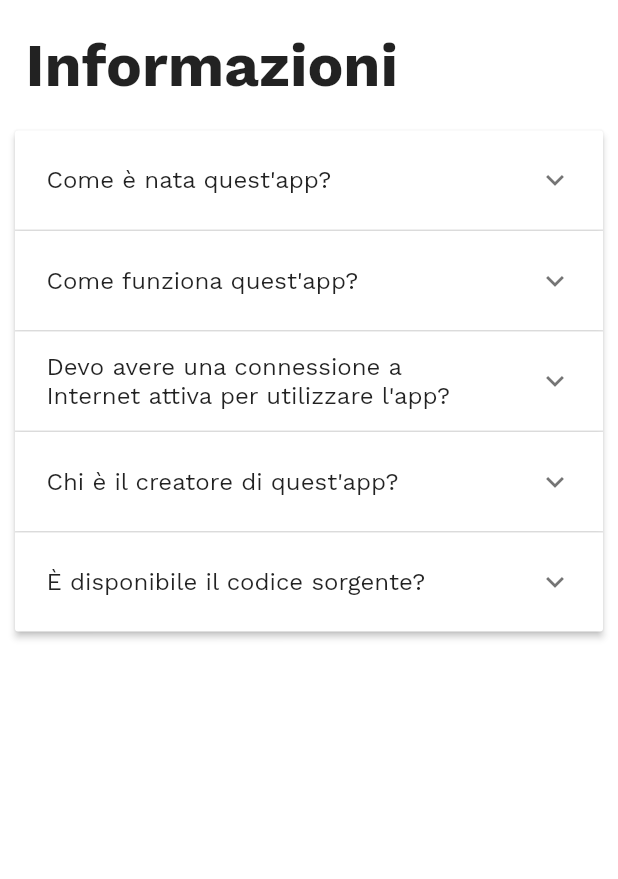
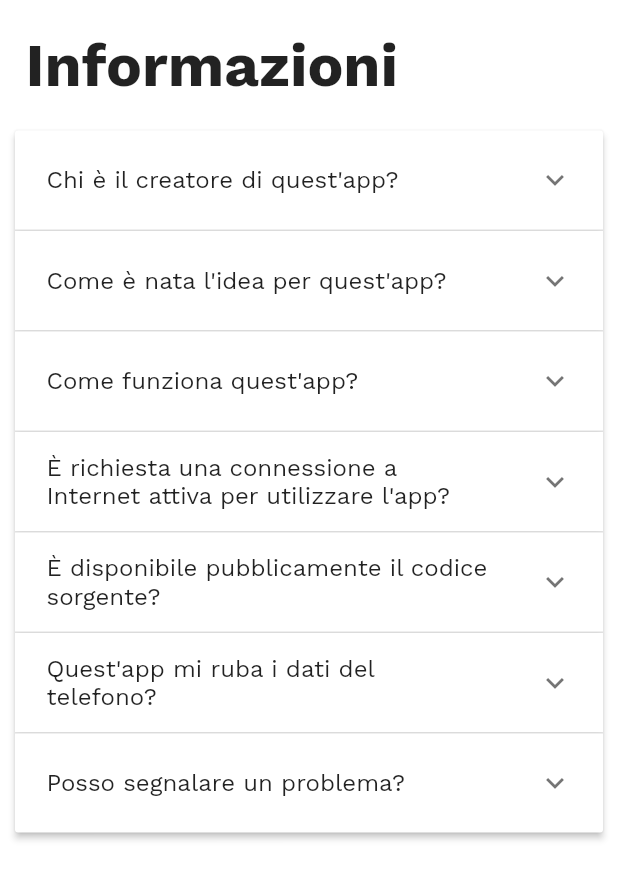
Before and after one commit to lorenzodbr/cosa-abbiamo-dopo, a Flutter app: the InfoPage screen opened directly, on a phone screen of 412 x 824 dp. Shown: the top 879 px of the screen. Run offline on Flutter 3.47's test engine with Material 2 defaults, Android fonts, the phone set to English and light mode, and no system bars; our stand-ins replace carousel_slider, get_storage, google_fonts, package_info_plus, shared_preferences, smooth_page_indicator; missing offline and left inert: clean_settings, flutter_displaymode; accounts and stored records are empty; network calls fail; statements that could not run were skipped.

Commit message:
Almost finished

```diff
--- /dev/null
+++ b/lib/globals/custom_icons_icons.dart
@@ -0,0 +1,30 @@
+/// Flutter icons CustomIcons
+/// Copyright (C) 2022 by original authors @ fluttericon.com, fontello.com
+/// This font was generated by FlutterIcon.com, which is derived from Fontello.
+///
+/// To use this font, place it in your fonts/ directory and include the
+/// following in your pubspec.yaml
+///
+/// flutter:
+///   fonts:
+///    - family:  CustomIcons
+///      fonts:
+///       - asset: fonts/CustomIcons.ttf
+///
+///
+/// * Font Awesome 5, Copyright (C) 2016 by Dave Gandy
+///         Author:    Dave Gandy
+///         License:   SIL (https://github.com/FortAwesome/Font-Awesome/blob/master/LICENSE.txt)
+///         Homepage:  http://fortawesome.github.com/Font-Awesome/
+///
+import 'package:flutter/widgets.dart';
+
+class CustomIcons {
+  CustomIcons._();
+
+  static const _kFontFam = 'CustomIcons';
+  static const String? _kFontPkg = null;
+
+  static const IconData github = IconData(0xf09b, fontFamily: _kFontFam, fontPackage: _kFontPkg);
+  static const IconData telegram_plane = IconData(0xf3fe, fontFamily: _kFontFam, fontPackage: _kFontPkg);
+}
--- a/lib/globals/item_model.dart
+++ b/lib/globals/item_model.dart
@@ -1,11 +1,10 @@
 import 'package:flutter/material.dart';
-import 'package:flutter/widgets.dart';
 
 class ItemModel {
   bool expanded;
   final String header;
-  final String body;
-  ElevatedButton? button;
+  final List<String> body;
+  final List<ElevatedButton>? button;
 
   ItemModel({
     this.expanded = false,
--- a/lib/pages/info_page.dart
+++ b/lib/pages/info_page.dart
@@ -1,4 +1,5 @@
 import 'package:cosa_abbiamo_dopo/globals/custom_colors.dart';
+import 'package:cosa_abbiamo_dopo/globals/custom_icons_icons.dart';
 import 'package:cosa_abbiamo_dopo/globals/item_model.dart';
 import 'package:flutter/material.dart';
 import 'package:url_launcher/url_launcher.dart';
@@ -13,28 +14,15 @@ class InfoPage extends StatefulWidget {
 class _InfoPageState extends State<InfoPage> {
   List<ItemModel> itemData = <ItemModel>[
     ItemModel(
-      header: "Come è nata quest'app?",
-      body:
-          "Chiunque, almeno una volta nella propria vita scolastica al Marconi, si è posto o ha posto a qualcuno questa domanda.\nQuest'app, realizzata specificatamente per il nostro istituto, giunge in supporto a coloro che vogliono avere una risposta a questa domanda in modo semplice e veloce.",
-    ),
-    ItemModel(
-      header: "Come funziona quest'app?",
-      body:
-          "Il funzionamento è rapido e intuitivo: basta aprire l'app, verranno ricercati automaticamente aggiornamenti per gli orari e verranno mostrati senza che l'utente debba fare qualcosa.",
-    ),
-    ItemModel(
-      header:
-          "Devo avere una connessione a Internet attiva per utilizzare l'app?",
-      body:
-          "La connessione è richiesta solo al primo avvio. I dati verranno salvati in cache, quindi anche se successivamente non è disponibile una connessione a Internet gli orari (seppur non aggiornati) verranno mostrati lo stesso.",
-    ),
-    ItemModel(
       header: "Chi è il creatore di quest'app?",
-      body:
-          "Il creatore di quest'app è Lorenzo Di Berardino. Puoi contattarlo con il pulsante qui sotto.",
-      button: ElevatedButton.icon(
-        icon: const Icon(Icons.launch),
-        label: const Text("Contattami"),
+      body: [
+        "Quest'app è stata realizzata da Lorenzo Di Berardino.",
+        "Puoi contattarlo con i pulsanti qui sotto."
+      ],
+      button: [
+        ElevatedButton.icon(
+          icon: const Icon(CustomIcons.telegram_plane),
+          label: const Text("Telegram"),
           onPressed: () async {
             String url = "https://t.me/lorenzodiberardino";
 
@@ -46,16 +34,11 @@ class _InfoPageState extends State<InfoPage> {
             primary: Colors.black,
           ),
         ),
-    ),
-    ItemModel(
-      header: "È disponibile il codice sorgente?",
-      body:
-          "Certo, l'intero progetto è Open Source e disponibile su Github. Puoi accedere al codice con il pulsante qui sotto.",
-      button: ElevatedButton.icon(
-        icon: const Icon(Icons.launch),
-        label: const Text("Progetto su Github"),
+        ElevatedButton.icon(
+          icon: const Icon(Icons.email),
+          label: const Text("Email"),
           onPressed: () async {
-          String url = "https://t.me/lorenzodiberardino";
+            String url = "mailto:lorenzo.diberardino03@gmail.com";
 
             if (await canLaunch(url)) {
               await launch(url);
@@ -65,6 +48,64 @@ class _InfoPageState extends State<InfoPage> {
             primary: Colors.black,
           ),
         ),
+      ],
+    ),
+    ItemModel(
+      header: "Come è nata l'idea per quest'app?",
+      body: [
+        "Be', chiunque, almeno una volta nella propria vita scolastica, si è posto o ha posto a qualcuno la domanda nella Homepage.",
+        "Quest'app, realizzata specificatamente per il nostro istituto (ITI G. Marconi), giunge in supporto a coloro che vogliono avere una risposta a quella domanda in modo semplice e veloce."
+      ],
+    ),
+    ItemModel(
+      header: "Come funziona quest'app?",
+      body: [
+        "Il suo funzionamento è rapido e intuitivo: basta aprirla. Verranno ricercati automaticamente aggiornamenti per gli orari, in base a quanto pubblicato dalla scuola, e verranno mostrati con una grafica semplice e minimale."
+      ],
+    ),
+    ItemModel(
+      header:
+          "È richiesta una connessione a Internet attiva per utilizzare l'app?",
+      body: [
+        "L'app scarica gli orari al primo avvio e li memorizza. Nelle volte successive, l'app tenterà, in ogni caso, di aggiornare i dati, ma, se non fosse disponibile una connessione a Internet, mostrerà i dati memorizzati precedentemente."
+      ],
+    ),
+    ItemModel(
+      header: "È disponibile pubblicamente il codice sorgente?",
+      body: [
+        "Certamente, l'intero progetto è Open Source ed è disponibile su Github.",
+        "Puoi accedervi con il pulsante qui sotto."
+      ],
+      button: [
+        ElevatedButton.icon(
+          icon: const Icon(CustomIcons.github),
+          label: const Text("Progetto"),
+          onPressed: () async {
+            String url = "https://github.com/lorenzodbr/cosa-abbiamo-dopo";
+
+            if (await canLaunch(url)) {
+              await launch(url);
+            }
+          },
+          style: ElevatedButton.styleFrom(
+            primary: Colors.black,
+          ),
+        ),
+      ],
+    ),
+    ItemModel(
+      header: "Quest'app mi ruba i dati del telefono?",
+      body: [
+        "No.",
+        "Ma se vuoi controllare personalmente, puoi aprire la pagina del progetto e navigare nel codice."
+      ],
+    ),
+    ItemModel(
+      header: "Posso segnalare un problema?",
+      body: [
+        "Certamente, cercherò di risolverlo nel minor tempo possibile rilasciando un aggiornamento.",
+        "Contattami con i pulsanti qui sopra."
+      ],
     ),
   ];
 
@@ -123,26 +164,52 @@ class _InfoPageState extends State<InfoPage> {
   }
 
   Widget _buildExpansionBody(ItemModel item) {
+    List<Widget> body = [];
+
+    for (String bodyLine in item.body) {
+      body.add(
+        Padding(
+          padding: const EdgeInsets.only(left: 15, right: 15, bottom: 5),
+          child: Text(
+            bodyLine,
+            textAlign: TextAlign.justify,
+          ),
+        ),
+      );
+    }
+
     List<Widget> widgets = [
-      ListTile(
-        title: Text(
-          item.body,
-          textAlign: TextAlign.justify,
-          style: const TextStyle(fontSize: 14.0),
+      Padding(
+        padding: const EdgeInsets.symmetric(vertical: 10),
+        child: Column(
+          mainAxisAlignment: MainAxisAlignment.start,
+          crossAxisAlignment: CrossAxisAlignment.start,
+          children: body,
         ),
-      )
+      ),
     ];
 
     if (item.button != null) {
-      widgets.add(
-        Padding(
-          padding: const EdgeInsets.symmetric(horizontal: 17),
-          child: SizedBox(
-            width: double.infinity,
-            child: item.button!,
+      List<Widget> buttons = [];
+
+      for (ElevatedButton button in item.button!) {
+        buttons.add(
+          Expanded(
+            child: Padding(
+              padding: const EdgeInsets.all(3),
+              child: button,
             ),
           ),
         );
+      }
+
+      widgets.add(Padding(
+        padding: const EdgeInsets.symmetric(horizontal: 15),
+        child: Row(
+          mainAxisAlignment: MainAxisAlignment.center,
+          children: buttons,
+        ),
+      ));
     }
 
     return Padding(
--- a/lib/pages/tab_view.dart
+++ b/lib/pages/tab_view.dart
@@ -19,7 +19,7 @@ class _TabViewState extends State<TabView> {
   List<Widget> tabPages = [
     const HomePage(),
     const Settings(),
-    InfoPage(),
+    const InfoPage(),
   ];
 
   @override
--- a/pubspec.yaml
+++ b/pubspec.yaml
@@ -71,6 +71,11 @@ flutter:
   # the material Icons class.
   uses-material-design: true
 
+  fonts:
+    - family:  CustomIcons
+      fonts:
+       - asset: fonts/CustomIcons.ttf
+
   # To add assets to your application, add an assets section, like this:
   # assets:
   #   - images/a_dot_burr.jpeg
```
Also changed, not shown: lib/globals/utils.dart (+12 -2 lines), lib/pages/details_page.dart (+30 -16 lines), lib/pages/homepage.dart (+13 -14 lines), lib/pages/settings_page.dart (+18 -5 lines), lib/widgets/cards/loading_carousel_card.dart (deleted, +0 -35 lines), lib/widgets/detail_row.dart (+8 -1 lines), fonts/CustomIcons.ttf (added), lib/widgets/cards/no_data_carousel_card.dart (renamed from lib/widgets/cards/no_data_card.dart). Lines whose indentation alone changed are shown as unchanged.
